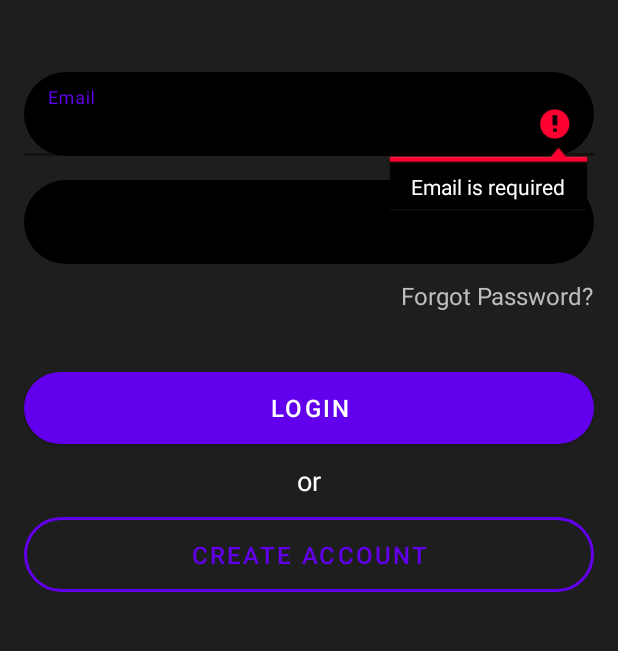
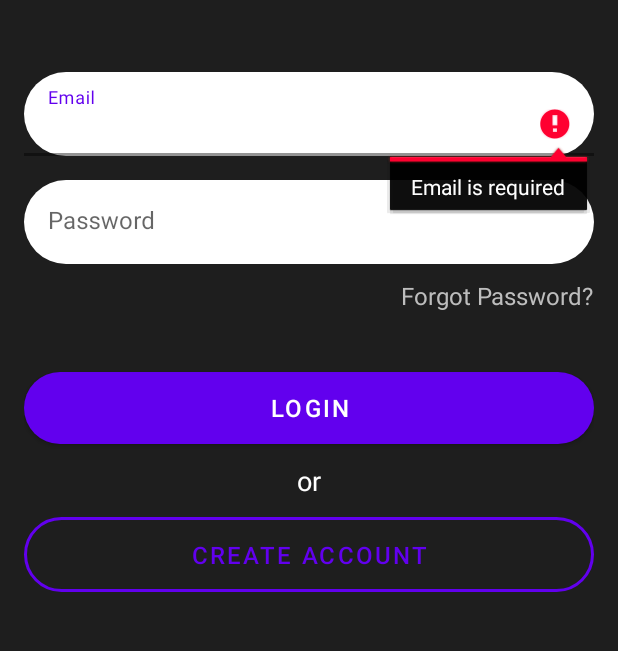
Before and after one commit to mhdamr/Expensio, an Android app: the screen it shows after launch (LoginActivity), after a tap on "LOGIN", on a phone screen of 412 x 824 dp, the part 204-855 px from its top. Run offline under Robolectric (Android 15) with nearby library versions, the phone set to English and light mode, and no system bars; our stand-ins replace Firebase (no records; nobody signed in at launch, a user with empty details on screens opened directly).

Commit message:
Small fix text background and added save login

```diff
--- a/app/src/main/java/com/example/fundcache/LoginActivity.kt
+++ b/app/src/main/java/com/example/fundcache/LoginActivity.kt
@@ -25,11 +25,19 @@
 
     override fun onCreate(savedInstanceState: Bundle?) {
         super.onCreate(savedInstanceState)
+
+        // Check if the user is already logged in
+        auth = FirebaseAuth.getInstance()
+        if (auth.currentUser != null) {
+            val intent = Intent(this, MainActivity::class.java)
+            startActivity(intent)
+            finish()
+            return
+        }
+
+        // Continue with the login flow as usual
         setContentView(R.layout.activity_login)
         supportActionBar?.hide()
-
-        // Initialize Firebase Auth
-        auth = FirebaseAuth.getInstance()
 
         // Get references to UI elements
         emailEditText = findViewById(R.id.editTextEmail)
@@ -41,12 +49,9 @@
         // Get reference to SharedPreferences
         prefs = getSharedPreferences("com.example.fundcache", Context.MODE_PRIVATE)
 
-        // Check if the user has logged in before
-        val hasLoggedInBefore = prefs.getBoolean("hasLoggedInBefore", false)
-
         // Set click listener for login button
         loginButton.setOnClickListener {
-            loginUser(hasLoggedInBefore)
+            loginUser()
         }
 
         // Set click listener for register button
@@ -54,10 +59,9 @@
             val intent = Intent(this, RegisterActivity::class.java)
             startActivity(intent)
         }
-
     }
 
-    private fun loginUser(hasLoggedInBefore: Boolean) {
+    private fun loginUser() {
         val email = emailEditText.text.toString().trim()
         val password = passwordEditText.text.toString().trim()
 
@@ -87,7 +91,6 @@
                 if (task.isSuccessful) {
                     val user = auth.currentUser
                     if (user != null && user.isEmailVerified) {
-                        val prefs = getSharedPreferences("com.example.fundcache", MODE_PRIVATE)
                         val hasLoggedInBefore = prefs.getBoolean("hasLoggedInBefore", false)
 
                         if (!hasLoggedInBefore) {
--- a/app/src/main/res/drawable/rounded_edit_text.xml
+++ b/app/src/main/res/drawable/rounded_edit_text.xml
@@ -1,7 +1,7 @@
 <selector xmlns:android="http://schemas.android.com/apk/res/android">
     <item>
         <shape>
-            <solid android:color="@android:color/background_dark" />
+            <solid android:color="@color/colorWhite" />
             <stroke
                 android:width="0dp"
                 android:color="@android:color/transparent" />
```
